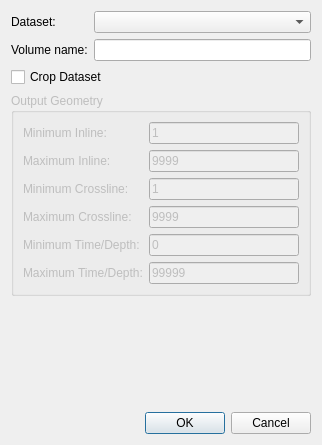
Old version of the form ProzessUI/amplitudevolumedialog.ui in the repository fsoos74/su.
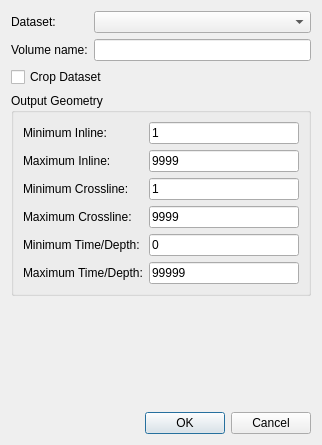
New version of the form.

```diff
--- a/ProzessUI/amplitudevolumedialog.ui
+++ b/ProzessUI/amplitudevolumedialog.ui
@@ -58,7 +58,7 @@
    <item>
     <widget class="QGroupBox" name="groupBox">
      <property name="enabled">
-      <bool>false</bool>
+      <bool>true</bool>
      </property>
      <property name="title">
       <string>Output Geometry</string>
@@ -88,7 +88,7 @@
       <item row="4" column="1">
        <widget class="QLineEdit" name="leMinZ">
         <property name="enabled">
-         <bool>false</bool>
+         <bool>true</bool>
         </property>
         <property name="text">
          <string>0</string>
@@ -108,7 +108,7 @@
       <item row="5" column="1">
        <widget class="QLineEdit" name="leMaxZ">
         <property name="enabled">
-         <bool>false</bool>
+         <bool>true</bool>
         </property>
         <property name="text">
          <string>99999</string>
```
Left out of the diff: 3 changed lines with no effect on the pictures.
